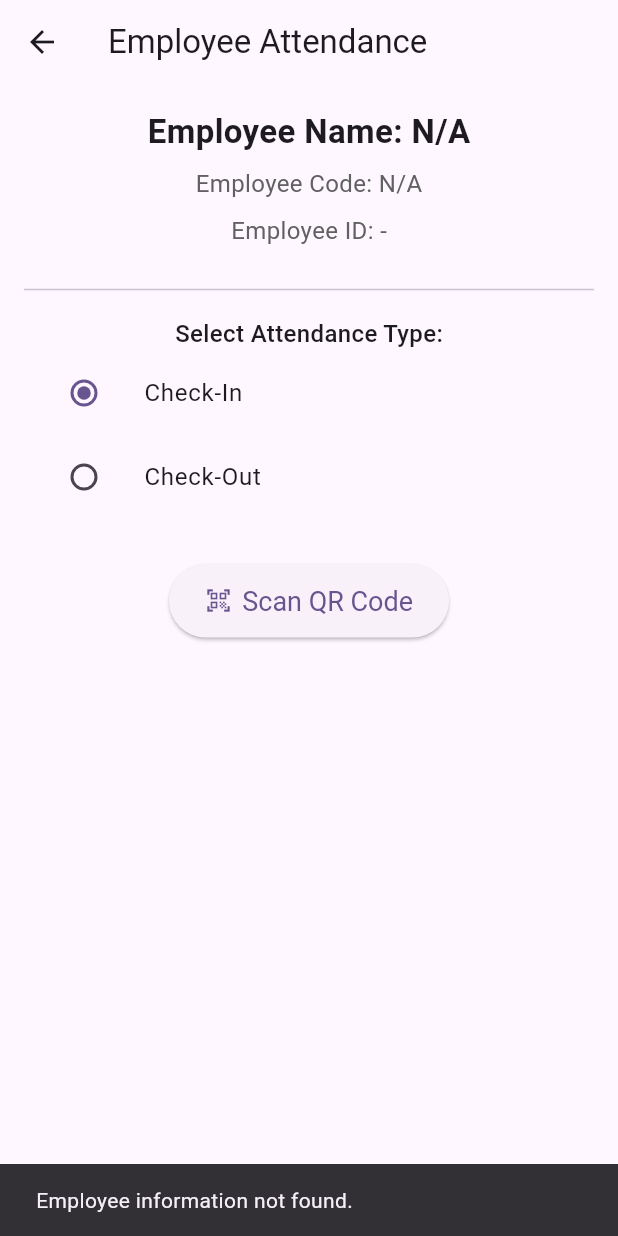
After one commit to mranandrm/flutter_rm_erp, a Flutter app: the EmployeeAttendanceScreen screen opened directly, after a tap on "Scan QR Code", on a phone screen of 412 x 824 dp. The commit adds this screen. Run offline on Flutter 3.47's test engine with Material 3 defaults, Android fonts, the phone set to English and light mode, and no system bars; our stand-ins replace device_info_plus, dio, flutter_secure_storage; missing offline and left inert: mobile_scanner; accounts and stored records are empty; network calls fail.

Commit message:
employee qr code scan

```diff
--- /dev/null
+++ b/lib/screens/EmployeeAttendanceScreen.dart
@@ -0,0 +1,160 @@
+import 'dart:convert';
+import 'package:flutter/material.dart';
+import 'package:flutter_secure_storage/flutter_secure_storage.dart';
+import 'package:http/http.dart' as http;
+import '../utils/Constants.dart';
+import 'QrScannerScreen.dart';
+
+class EmployeeAttendanceScreen extends StatefulWidget {
+  const EmployeeAttendanceScreen({Key? key}) : super(key: key);
+
+  @override
+  _EmployeeAttendanceScreenState createState() =>
+      _EmployeeAttendanceScreenState();
+}
+
+class _EmployeeAttendanceScreenState extends State<EmployeeAttendanceScreen> {
+  final storage = const FlutterSecureStorage();
+
+  String? employeeName;
+  String? employeeCode;
+  int? employeeId;
+  bool isLoading = true;
+  String _scanType = 'checkin';
+
+  @override
+  void initState() {
+    super.initState();
+    _fetchProfile();
+  }
+
+  Future<void> _fetchProfile() async {
+    try {
+      final token = await storage.read(key: 'token');
+
+      if (token == null) {
+        print('No token found');
+        setState(() => isLoading = false);
+        return;
+      }
+
+      final response = await http.get(
+        Uri.parse('${Constants.BASE_URL}${Constants.USER_ROUTE}'),
+        headers: {'Authorization': 'Bearer $token'},
+      );
+
+      print('Profile Response: ${response.body}');
+
+      if (response.statusCode == 200) {
+        final data = json.decode(response.body);
+
+        setState(() {
+          employeeName = data['employee_name'] ?? 'N/A';
+          employeeCode = data['employee_code'] ?? 'N/A';
+          employeeId = data['employee_id'];
+          isLoading = false;
+        });
+      } else {
+        print('Failed to fetch profile: ${response.statusCode}');
+        setState(() => isLoading = false);
+      }
+    } catch (e) {
+      print('Error fetching profile: $e');
+      setState(() => isLoading = false);
+    }
+  }
+
+  @override
+  Widget build(BuildContext context) {
+    return Scaffold(
+      appBar: AppBar(title: const Text('Employee Attendance')),
+      body: isLoading
+          ? const Center(child: CircularProgressIndicator())
+          : Padding(
+        padding: const EdgeInsets.all(16.0),
+        child: Column(
+          crossAxisAlignment: CrossAxisAlignment.center,
+          children: [
+            Text(
+              'Employee Name: ${employeeName ?? 'N/A'}',
+              style: const TextStyle(
+                  fontSize: 22, fontWeight: FontWeight.bold),
+            ),
+            const SizedBox(height: 8),
+            Text(
+              'Employee Code: ${employeeCode ?? 'N/A'}',
+              style: TextStyle(
+                  fontSize: 16, color: Colors.grey.shade700),
+            ),
+            const SizedBox(height: 8),
+            Text(
+              'Employee ID: ${employeeId ?? '-'}',
+              style: TextStyle(
+                  fontSize: 16, color: Colors.grey.shade700),
+            ),
+            const SizedBox(height: 20),
+            const Divider(),
+            const SizedBox(height: 10),
+            const Text(
+              'Select Attendance Type:',
+              style:
+              TextStyle(fontSize: 16, fontWeight: FontWeight.w500),
+            ),
+            ListTile(
+              title: const Text('Check-In'),
+              leading: Radio<String>(
+                value: 'checkin',
+                groupValue: _scanType,
+                onChanged: (value) {
+                  setState(() {
+                    _scanType = value!;
+                  });
+                },
+              ),
+            ),
+            ListTile(
+              title: const Text('Check-Out'),
+              leading: Radio<String>(
+                value: 'checkout',
+                groupValue: _scanType,
+                onChanged: (value) {
+                  setState(() {
+                    _scanType = value!;
+                  });
+                },
+              ),
+            ),
+            const SizedBox(height: 30),
+            ElevatedButton.icon(
+              icon: const Icon(Icons.qr_code_scanner),
+              label: const Text('Scan QR Code'),
+              style: ElevatedButton.styleFrom(
+                padding: const EdgeInsets.symmetric(
+                    horizontal: 24, vertical: 14),
+                textStyle: const TextStyle(fontSize: 18),
+              ),
+              onPressed: () {
+                if (employeeId != null) {
+                  Navigator.push(
+                    context,
+                    MaterialPageRoute(
+                      builder: (context) => QrScannerScreen(
+                        employeeId: employeeId!,
+                        scanType: _scanType,
+                      ),
+                    ),
+                  );
+                } else {
+                  ScaffoldMessenger.of(context).showSnackBar(
+                    const SnackBar(content: Text('Employee information not found.')),
+                  );
+                }
+              },
+
+            ),
+          ],
+        ),
+      ),
+    );
+  }
+}
--- a/lib/utils/Constants.dart
+++ b/lib/utils/Constants.dart
@@ -8,6 +8,7 @@ class Constants {
   static const String LOGOUT_ROUTE = "/logout";
 
   static const String USER_ROUTE = "/user";
+  static const String SCAN_QR_ROUTE = "/scan-qr";
 
 
 }
--- a/pubspec.yaml
+++ b/pubspec.yaml
@@ -39,6 +39,7 @@ dependencies:
   flutter_secure_storage: ^9.2.4
   device_info_plus: ^12.2.0
   http: ^1.5.0
+  mobile_scanner: ^7.1.3
 
 dev_dependencies:
   flutter_test:
```
Also changed, not shown: lib/screens/QrScannerScreen.dart (added, +111 -0 lines), lib/widgets/CustomDrawer.dart (+20 -21 lines), pubspec.lock.
